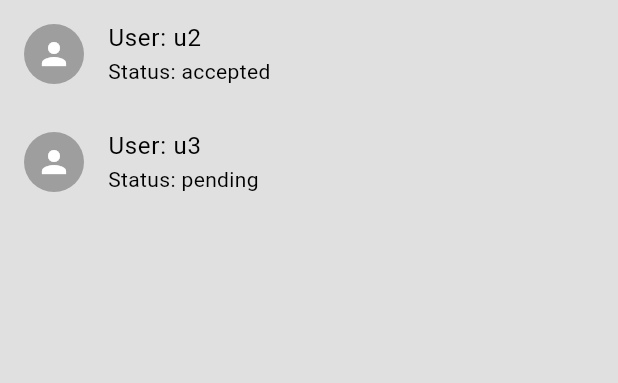
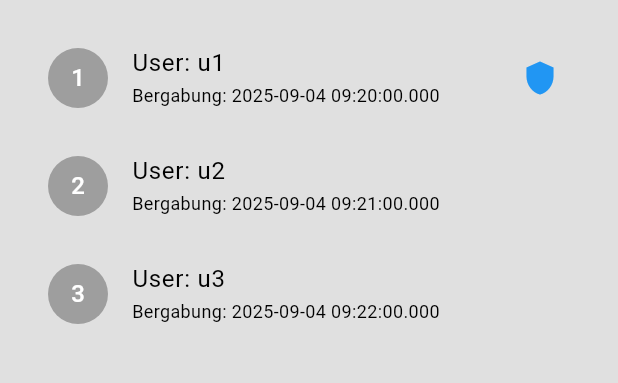
Before and after one commit to Revifaturahman/ChatsApp, a Flutter app: the screen it shows after launch, on a phone screen of 412 x 824 dp, the part 84-467 px from its top. Run offline on Flutter 3.47's test engine with Material 3 defaults, Android fonts, the light colour scheme and no system bars; our stand-ins replace firebase_auth, firebase_core; accounts and stored records are empty.

Commit message:
Add chat participant management with model, repository, service, provider, and UI integration

```diff
--- /dev/null
+++ b/lib/data/dummy/ChatParticipant.dart
@@ -0,0 +1,49 @@
+final List<Map<String, dynamic>> dummyChatParticipants = [
+  // Private room r1 (u1 <-> u2)
+  {
+    "room_id": "r1",
+    "user_id": "u1",
+    "is_admin": false,
+    "joined_at": "2025-09-04T09:00:00Z",
+  },
+  {
+    "room_id": "r1",
+    "user_id": "u2",
+    "is_admin": false,
+    "joined_at": "2025-09-04T09:00:00Z",
+  },
+
+  // Private room r2 (u2 <-> u3)
+  {
+    "room_id": "r2",
+    "user_id": "u2",
+    "is_admin": false,
+    "joined_at": "2025-09-04T09:10:00Z",
+  },
+  {
+    "room_id": "r2",
+    "user_id": "u3",
+    "is_admin": false,
+    "joined_at": "2025-09-04T09:10:00Z",
+  },
+
+  // Group room r3 (u1, u2, u3)
+  {
+    "room_id": "r3",
+    "user_id": "u1",
+    "is_admin": true,
+    "joined_at": "2025-09-04T09:20:00Z",
+  },
+  {
+    "room_id": "r3",
+    "user_id": "u2",
+    "is_admin": false,
+    "joined_at": "2025-09-04T09:21:00Z",
+  },
+  {
+    "room_id": "r3",
+    "user_id": "u3",
+    "is_admin": false,
+    "joined_at": "2025-09-04T09:22:00Z",
+  },
+];
--- /dev/null
+++ b/lib/data/models/chatparticipant_model.dart
@@ -0,0 +1,31 @@
+class ChatparticipantModel {
+  final String roomId;
+  final String userId;
+  final bool isAdmin;
+  final DateTime joinedAt;
+
+  ChatparticipantModel({
+    required this.roomId,
+    required this.userId,
+    this.isAdmin = false,
+    required this.joinedAt,
+  });
+
+  factory ChatparticipantModel.fromJson(Map<String, dynamic> json) {
+    return ChatparticipantModel(
+      roomId: json['room_id'],
+      userId: json['user_id'],
+      isAdmin: json['is_admin'] ?? false,
+      joinedAt: DateTime.parse(json['joined_at']),
+    );
+  }
+
+  Map<String, dynamic> toJson(){
+    return {
+      'room_id': roomId,
+      'user_id': userId,
+      'is_admin': isAdmin,
+      'joined_at': joinedAt.toIso8601String()
+    };
+  }
+}
--- /dev/null
+++ b/lib/data/repository/chatparticipant_repository.dart
@@ -0,0 +1,16 @@
+import 'package:chatsapp/data/models/chatparticipant_model.dart';
+import 'package:chatsapp/data/service/chatparticipant_service.dart';
+
+class ChatparticipantRepository {
+  final ChatparticipantService chatparticipantService;
+
+  ChatparticipantRepository(this.chatparticipantService);
+
+  Future<List<ChatparticipantModel>> getParticipants(String roomId){
+    return chatparticipantService.fetchChatParticipant(roomId);
+  }
+
+  Future<ChatparticipantModel> addParticipant(ChatparticipantModel participant){
+    return chatparticipantService.addParticipant(participant);
+  }
+}
--- a/lib/main.dart
+++ b/lib/main.dart
@@ -1,10 +1,14 @@
+import 'package:chatsapp/data/repository/chatparticipant_repository.dart';
 import 'package:chatsapp/data/repository/friends_repository.dart';
 import 'package:chatsapp/data/repository/message_repository.dart';
+import 'package:chatsapp/data/service/chatparticipant_service.dart';
 import 'package:chatsapp/data/service/friends_service.dart';
 import 'package:chatsapp/data/service/message_service.dart';
 import 'package:chatsapp/presentation/pages/chatdetail_page.dart';
 import 'package:chatsapp/presentation/pages/friends_page.dart';
+import 'package:chatsapp/presentation/pages/group_page.dart';
 import 'package:chatsapp/presentation/pages/login.dart';
+import 'package:chatsapp/presentation/provider/chatparticipant_provider.dart';
 import 'package:chatsapp/presentation/provider/friends_provider.dart';
 import 'package:chatsapp/presentation/provider/message_provider.dart';
 import 'package:chatsapp/presentation/themes/lightmode.dart';
@@ -44,6 +48,11 @@ Future<void> main() async {
         ChangeNotifierProvider(
           create: (_) => FriendsProvider(FriendsRepository(FriendsService())),
         ),
+        ChangeNotifierProvider(
+          create: (_) => ChatparticipantProvider(
+            ChatparticipantRepository(ChatparticipantService()),
+          ),
+        ),
       ],
       child: const MyApp(),
     ),
@@ -59,7 +68,7 @@ class MyApp extends StatelessWidget {
       debugShowCheckedModeBanner: false,
       title: "ChatsApp",
       theme: lightmode,
-      home: FriendsPage(userId: 'u1'),
+      home: GroupPage(roomId: 'r3'),
     );
   }
 }
--- /dev/null
+++ b/lib/presentation/pages/group_page.dart
@@ -0,0 +1,66 @@
+import 'package:chatsapp/widgets/main_layout.dart';
+import 'package:flutter/material.dart';
+import 'package:provider/provider.dart';
+import 'package:chatsapp/presentation/provider/chatparticipant_provider.dart';
+
+class GroupPage extends StatefulWidget {
+  final String roomId;
+
+  const GroupPage({super.key, required this.roomId});
+
+  @override
+  State<GroupPage> createState() => _GroupPageState();
+}
+
+class _GroupPageState extends State<GroupPage> {
+  @override
+  void initState() {
+    Future.microtask(() {
+      final provider = Provider.of<ChatparticipantProvider>(
+        context,
+        listen: false,
+      );
+      debugPrint("load member: ${widget.roomId}");
+      provider.loadParticipants(widget.roomId);
+    });
+  }
+
+  @override
+  Widget build(BuildContext context) {
+    return MainLayout(
+      body: Consumer<ChatparticipantProvider>(
+        builder: (context, provider, _) {
+          if (provider.isLoading) {
+            return const Center(child: CircularProgressIndicator());
+          }
+
+          if (provider.participants.isEmpty) {
+            return const Center(child: Text("Belum ada anggota di room ini"));
+          }
+
+          return ListView.builder(
+            padding: const EdgeInsets.all(16),
+            itemCount: provider.participants.length,
+            itemBuilder: (context, index) {
+              final member = provider.participants[index];
+
+              return ListTile(
+                leading: CircleAvatar(
+                  child: Text(member.userId.substring(1).toUpperCase()),
+                ),
+                title: Text("User: ${member.userId}"),
+                subtitle: Text(
+                  "Bergabung: ${member.joinedAt.toLocal()}",
+                  style: const TextStyle(fontSize: 12),
+                ),
+                trailing: member.isAdmin
+                    ? const Icon(Icons.shield, color: Colors.blue)
+                    : null,
+              );
+            },
+          );
+        },
+      ),
+    );
+  }
+}
--- /dev/null
+++ b/lib/presentation/provider/chatparticipant_provider.dart
@@ -0,0 +1,27 @@
+import 'package:chatsapp/data/models/chatparticipant_model.dart';
+import 'package:chatsapp/data/repository/chatparticipant_repository.dart';
+import 'package:flutter/material.dart';
+
+class ChatparticipantProvider extends ChangeNotifier {
+  final ChatparticipantRepository chatparticipantRepository;
+
+  ChatparticipantProvider(this.chatparticipantRepository);
+
+  bool isLoading = false;
+  List<ChatparticipantModel> participants = [];
+
+  Future<void> loadParticipants(String roomId) async {
+    isLoading = true;
+    notifyListeners();
+
+    try {
+      participants = await chatparticipantRepository.getParticipants(roomId);
+      debugPrint("✅ Jumlah participants: ${participants.length}");
+    } catch (e) {
+      print("ERROR PROVIDER: ${e}");
+    } finally {
+      isLoading = false;
+      notifyListeners();
+    }
+  }
+}
```
Also changed, not shown: lib/data/service/chatparticipant_service.dart (added, +17 -0 lines).
